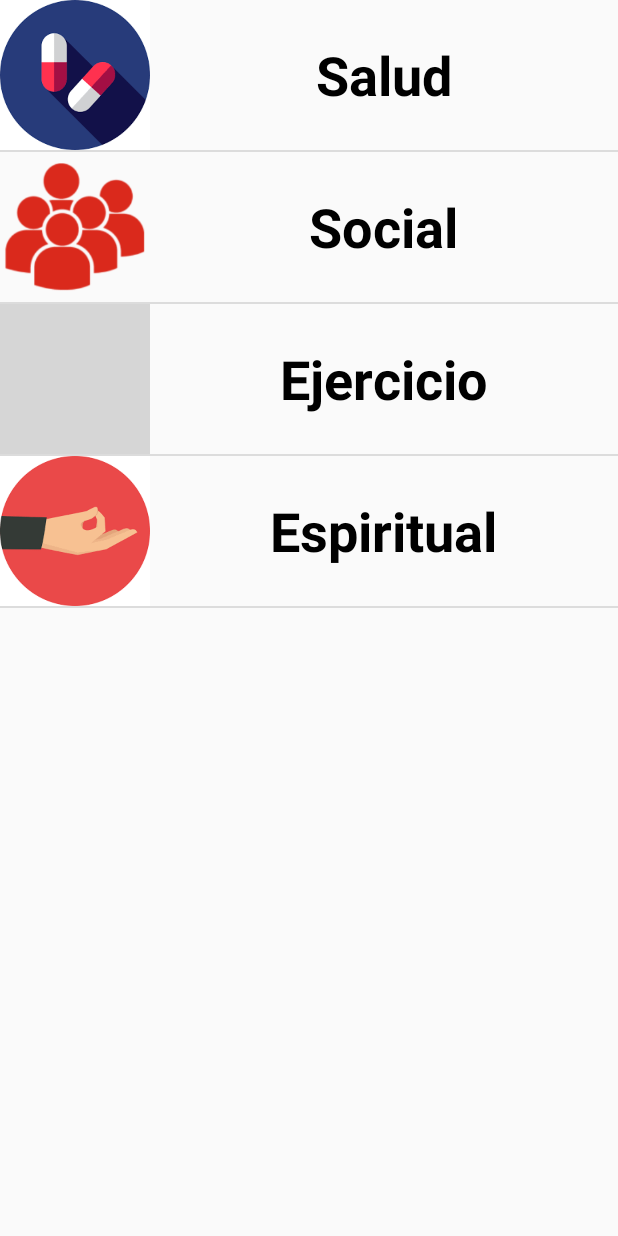
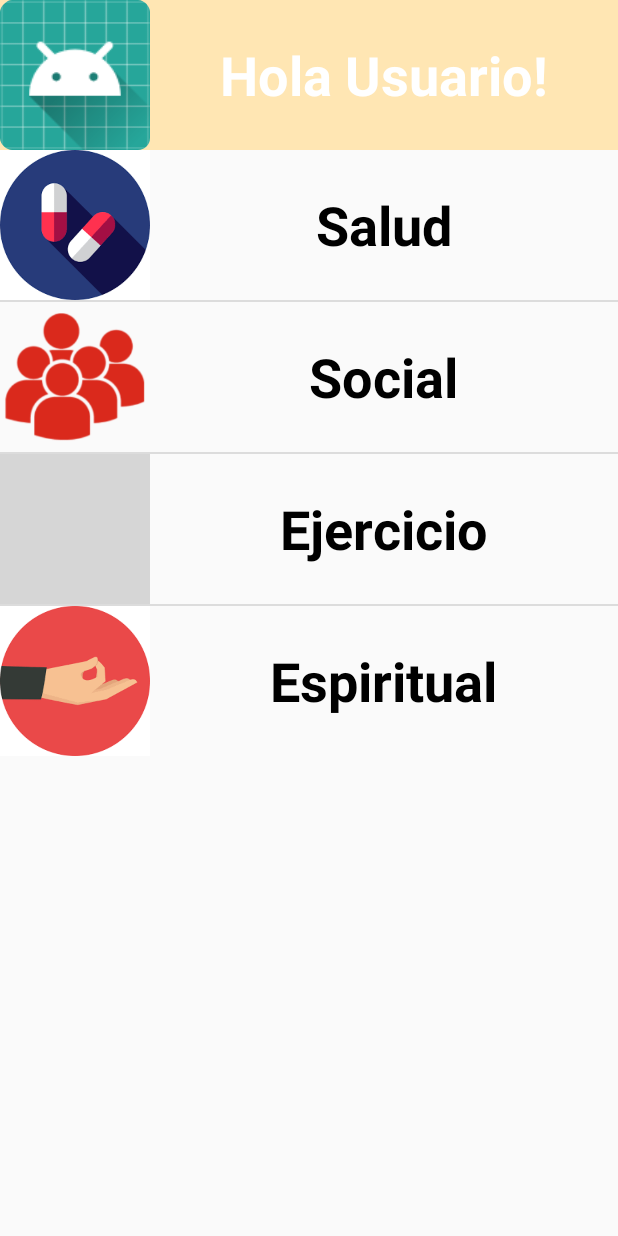
Before and after one commit to hdsalazar9/LosLinces-DesarrolloParaMoviles, an Android app: the screen it shows after launch (MainMenu), on a phone screen of 412 x 824 dp. Run offline under Robolectric (Android 15) with nearby library versions, the phone set to English and light mode, and no system bars; grey boxes are pictures that could not be loaded.

Commit message:
Adds profile card

```diff
--- a/app/src/main/res/layout/activity_main_menu.xml
+++ b/app/src/main/res/layout/activity_main_menu.xml
@@ -6,12 +6,68 @@
     android:layout_height="match_parent"
     tools:context="itesm.mx.saludintegral.activities.MainMenu">
 
-    <ListView
+    <LinearLayout
         android:layout_width="match_parent"
-        android:layout_height="match_parent"
-        android:id="@android:id/list">
+        android:layout_height="wrap_content"
+        android:orientation="vertical">
 
 
-    </ListView>
+    <LinearLayout
+        android:layout_width="match_parent"
+        android:layout_height="wrap_content"
+        android:orientation="horizontal"
+        android:background="#ffe6b3">
+
+    <ImageView
+        android:layout_width="100dp"
+        android:layout_height="100dp"
+        android:id="@+id/ivProfileImage"
+        android:src="@mipmap/ic_launcher"/>
+
+    <LinearLayout
+        android:orientation="vertical"
+        android:layout_width="match_parent"
+        android:layout_height="100dp">
+
+        <RelativeLayout
+            android:layout_width="match_parent"
+            android:layout_height="match_parent">
+
+            <TextView
+                android:id="@+id/tvUserName"
+                android:layout_width="wrap_content"
+                android:layout_height="wrap_content"
+                android:layout_centerHorizontal="true"
+                android:layout_centerVertical="true"
+                android:text="Hola Usuario!"
+                android:textColor="@android:color/white"
+                android:textSize="36sp"
+                android:textStyle="bold" />
+
+        </RelativeLayout>
+
+    </LinearLayout>
+    </LinearLayout>
+
+    <LinearLayout
+        android:layout_width="match_parent"
+        android:layout_height="wrap_content"
+        android:orientation="vertical">
+
+
+        <ListView
+            android:layout_width="match_parent"
+            android:layout_height="match_parent"
+            android:id="@android:id/list">
+
+
+        </ListView>
+
+
+    </LinearLayout>
+
+
+
+</LinearLayout>
 
 </android.support.constraint.ConstraintLayout>
```
